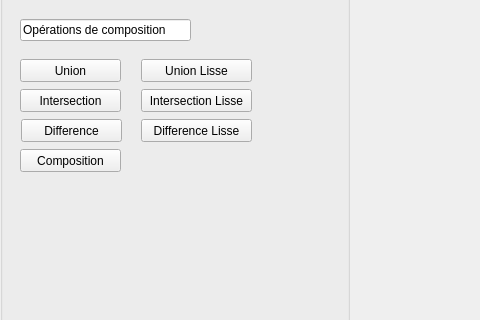
The window that AppTinyMesh/UI/interface.ui (AlexTheHugMachine/mg_2023) describes before a commit, drawn with Qt 5; both pictures show x 0 to 480 and y 250 to 570 of the 1200 by 1000 pixel window.
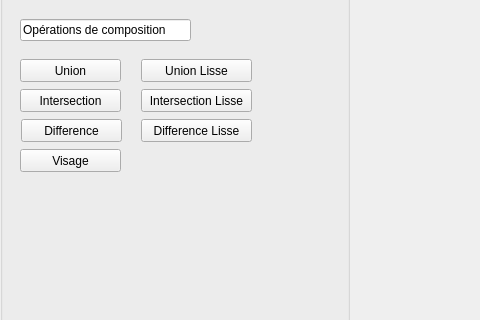
The same window after the commit.

What changed in the file:
```diff
--- a/AppTinyMesh/UI/interface.ui
+++ b/AppTinyMesh/UI/interface.ui
@@ -272,7 +272,7 @@
         </rect>
        </property>
        <property name="text">
-        <string>Composition</string>
+        <string>Visage</string>
        </property>
       </widget>
       <widget class="QLineEdit" name="titreRotateXslider_4">
```
